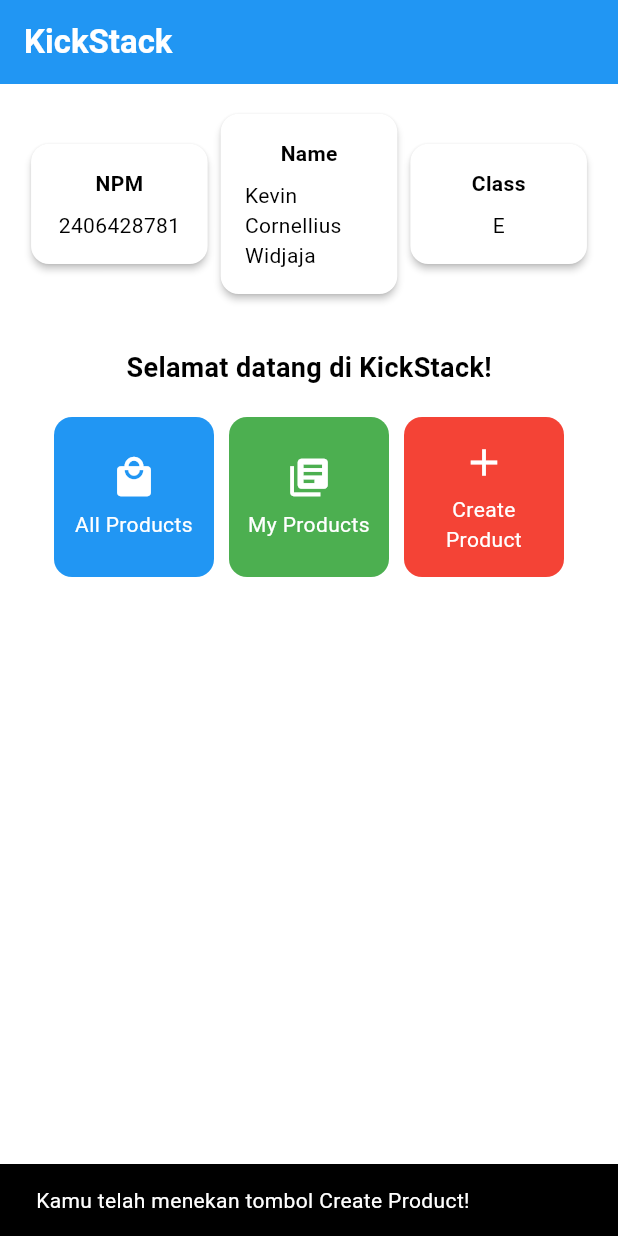
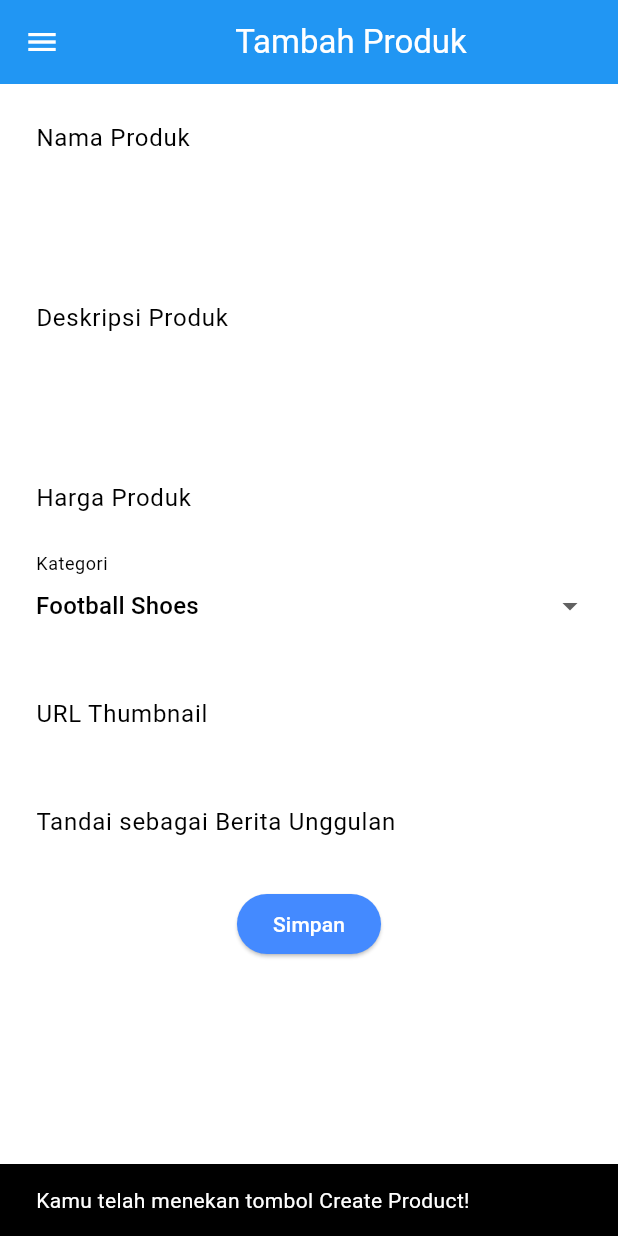
Before and after one commit to kevincornellius/kick-stack-mobile, a Flutter app: the screen it shows after launch, after a tap on "Create Product", on a phone screen of 412 x 824 dp. Run offline on Flutter 3.47's test engine with Material 3 defaults, Android fonts, the phone set to English and light mode, and no system bars.

Commit message:
feat: implement product form and navigation in the app

```diff
--- a/lib/main.dart
+++ b/lib/main.dart
@@ -1,5 +1,5 @@
 import 'package:flutter/material.dart';
-import 'package:kick_stack/menu.dart';
+import 'package:kick_stack/screens/menu.dart';
 
 void main() {
   runApp(const MyApp());
@@ -31,7 +31,7 @@
         // tested with just a hot reload.
         colorScheme: ColorScheme.fromSwatch(
           primarySwatch: Colors.blue,
-        ).copyWith(secondary: Colors.blueAccent[400]),
+        ).copyWith(secondary: Colors.blueAccent),
       ),
       home: MyHomePage(),
     );
--- /dev/null
+++ b/lib/screens/addproduct_form.dart
@@ -0,0 +1,270 @@
+import 'package:flutter/material.dart';
+import 'package:kick_stack/widgets/left_drawer.dart';
+
+class ProductFormPage extends StatefulWidget {
+  const ProductFormPage({super.key});
+
+  @override
+  State<ProductFormPage> createState() => _ProductFormPageState();
+}
+
+class _ProductFormPageState extends State<ProductFormPage> {
+  final _formKey = GlobalKey<FormState>();
+  String _name = "";
+  int _price = 0;
+  String _description = "";
+  String _category = "Football Shoes";
+  String _thumbnail = "";
+  bool _isFeatured = false; // default
+
+  final List<String> _categories = [
+    "Football Shoes",
+    "Jerseys & Kits",
+    "Footballs",
+    "Goalkeeper Gloves",
+    "Accessories",
+    "Training Equipment",
+  ];
+
+  @override
+  Widget build(BuildContext context) {
+    return Scaffold(
+      appBar: AppBar(
+        title: const Center(child: Text('Tambah Produk')),
+        backgroundColor: Theme.of(context).colorScheme.primary,
+        foregroundColor: Colors.white,
+      ),
+      drawer: LeftDrawer(),
+      body: Form(
+        key: _formKey,
+        child: SingleChildScrollView(
+          child: Column(
+            crossAxisAlignment: CrossAxisAlignment.start,
+            children: [
+              // === Title ===
+              Padding(
+                padding: const EdgeInsets.all(8.0),
+                child: TextFormField(
+                  decoration: InputDecoration(
+                    hintText: "Nama Produk",
+                    labelText: "Nama Produk",
+                    border: OutlineInputBorder(
+                      borderRadius: BorderRadius.circular(5.0),
+                    ),
+                  ),
+                  onChanged: (String? value) {
+                    setState(() {
+                      _name = value!;
+                    });
+                  },
+                  validator: (String? value) {
+                    if (value == null || value.isEmpty) {
+                      return "Nama produk tidak boleh kosong!";
+                    }
+                    return null;
+                  },
+                ),
+              ),
+              // === Content ===
+              Padding(
+                padding: const EdgeInsets.all(8.0),
+                child: TextFormField(
+                  maxLines: 5,
+                  decoration: InputDecoration(
+                    hintText: "Deskripsi Produk",
+                    labelText: "Deskripsi Produk",
+                    border: OutlineInputBorder(
+                      borderRadius: BorderRadius.circular(5.0),
+                    ),
+                  ),
+                  onChanged: (String? value) {
+                    setState(() {
+                      _description = value!;
+                    });
+                  },
+                  validator: (String? value) {
+                    if (value == null || value.isEmpty) {
+                      return "Deskripsi produk tidak boleh kosong!";
+                    }
+                    if (value.length < 10) {
+                      return "Deskripsi minimal 10 karakter!";
+                    }
+                    return null;
+                  },
+                ),
+              ),
+
+              // === Price ===
+              Padding(
+                padding: const EdgeInsets.all(8.0),
+                child: TextFormField(
+                  decoration: InputDecoration(
+                    hintText: "Harga Produk",
+                    labelText: "Harga Produk",
+                    border: OutlineInputBorder(
+                      borderRadius: BorderRadius.circular(5.0),
+                    ),
+                  ),
+                  keyboardType: TextInputType.number,
+                  onChanged: (String? value) {
+                    setState(() {
+                      _price = int.tryParse(value!) ?? 0;
+                    });
+                  },
+                  validator: (String? value) {
+                    if (value == null || value.isEmpty) {
+                      return "Harga tidak boleh kosong!";
+                    }
+                    if (int.tryParse(value) == null) {
+                      return "Harga harus berupa angka!";
+                    }
+                    if (int.parse(value) <= 0) {
+                      return "Harga harus lebih dari 0!";
+                    }
+                    return null;
+                  },
+                ),
+              ),
+
+              // === Category ===
+              Padding(
+                padding: const EdgeInsets.all(8.0),
+                child: DropdownButtonFormField<String>(
+                  decoration: InputDecoration(
+                    labelText: "Kategori",
+                    border: OutlineInputBorder(
+                      borderRadius: BorderRadius.circular(5.0),
+                    ),
+                  ),
+                  value: _category,
+                  items: _categories
+                      .map(
+                        (cat) => DropdownMenuItem(
+                          value: cat,
+                          child: Text(cat[0].toUpperCase() + cat.substring(1)),
+                        ),
+                      )
+                      .toList(),
+                  onChanged: (String? newValue) {
+                    setState(() {
+                      _category = newValue!;
+                    });
+                  },
+                ),
+              ),
+
+              // === Thumbnail URL ===
+              Padding(
+                padding: const EdgeInsets.all(8.0),
+                child: TextFormField(
+                  decoration: InputDecoration(
+                    hintText: "URL Thumbnail (opsional)",
+                    labelText: "URL Thumbnail",
+                    border: OutlineInputBorder(
+                      borderRadius: BorderRadius.circular(5.0),
+                    ),
+                  ),
+                  onChanged: (String? value) {
+                    setState(() {
+                      _thumbnail = value!;
+                    });
+                  },
+                  validator: (String? value) {
+                    if (value != null && value.isNotEmpty) {
+                      // Validasi URL jika diisi
+                      if (!Uri.tryParse(value)!.hasAbsolutePath) {
+                        return "URL tidak valid!";
+                      }
+                      if (!value.startsWith('http://') &&
+                          !value.startsWith('https://')) {
+                        return "URL harus dimulai dengan http:// atau https://";
+                      }
+                    }
+                    return null;
+                  },
+                ),
+              ),
+
+              // === Is Featured ===
+              Padding(
+                padding: const EdgeInsets.all(8.0),
+                child: SwitchListTile(
+                  title: const Text("Tandai sebagai Berita Unggulan"),
+                  value: _isFeatured,
+                  onChanged: (bool value) {
+                    setState(() {
+                      _isFeatured = value;
+                    });
+                  },
+                ),
+              ),
+              // === Tombol Simpan ===
+              Align(
+                alignment: Alignment.bottomCenter,
+                child: Padding(
+                  padding: const EdgeInsets.all(8.0),
+                  child: ElevatedButton(
+                    style: ButtonStyle(
+                      backgroundColor: MaterialStateProperty.all(
+                        Theme.of(context).colorScheme.secondary,
+                      ),
+                    ),
+                    onPressed: () {
+                      if (_formKey.currentState!.validate()) {
+                        showDialog(
+                          context: context,
+                          builder: (context) {
+                            return AlertDialog(
+                              title: const Text('Produk berhasil disimpan!'),
+                              content: SingleChildScrollView(
+                                child: Column(
+                                  crossAxisAlignment: CrossAxisAlignment.start,
+                                  children: [
+                                    Text('Nama: $_name'),
+                                    Text('Harga: Rp $_price'),
+                                    Text('Deskripsi: $_description'),
+                                    Text('Kategori: $_category'),
+                                    if (_thumbnail.isNotEmpty)
+                                      Text('Thumbnail: $_thumbnail'),
+                                    Text(
+                                      'Unggulan: ${_isFeatured ? "Ya" : "Tidak"}',
+                                    ),
+                                  ],
+                                ),
+                              ),
+                              actions: [
+                                TextButton(
+                                  child: const Text('OK'),
+                                  onPressed: () {
+                                    Navigator.pop(context);
+                                    _formKey.currentState!.reset();
+                                    setState(() {
+                                      _name = "";
+                                      _price = 0;
+                                      _description = "";
+                                      _category = "Football Shoes";
+                                      _thumbnail = "";
+                                      _isFeatured = false;
+                                    });
+                                  },
+                                ),
+                              ],
+                            );
+                          },
+                        );
+                      }
+                    },
+                    child: const Text(
+                      "Simpan",
+                      style: TextStyle(color: Colors.white),
+                    ),
+                  ),
+                ),
+              ),
+            ],
+          ),
+        ),
+      ),
+    );
+  }
+}
--- a/lib/menu.dart
+++ b/lib/screens/menu.dart
@@ -1,4 +1,6 @@
 import 'package:flutter/material.dart';
+import 'package:kick_stack/widgets/left_drawer.dart';
+import 'package:kick_stack/screens/addproduct_form.dart';
 
 class MyHomePage extends StatelessWidget {
   MyHomePage({super.key});
@@ -23,9 +25,11 @@
           'KickStack',
           style: TextStyle(color: Colors.white, fontWeight: FontWeight.bold),
         ),
+
         // Warna latar belakang AppBar diambil dari skema warna tema aplikasi.
         backgroundColor: Theme.of(context).colorScheme.primary,
       ),
+      drawer: LeftDrawer(),
       // Body halaman dengan padding di sekelilingnya.
       body: Padding(
         padding: const EdgeInsets.all(16.0),
@@ -154,6 +158,14 @@
                 content: Text("Kamu telah menekan tombol ${item.name}!"),
               ),
             );
+
+          // Navigasi ke halaman ProductFormPage jika tombol Create Product ditekan
+          if (item.name == "Create Product") {
+            Navigator.push(
+              context,
+              MaterialPageRoute(builder: (context) => const ProductFormPage()),
+            );
+          }
         },
         // Container untuk menyimpan Icon dan Text
         child: Container(
--- /dev/null
+++ b/lib/widgets/left_drawer.dart
@@ -0,0 +1,65 @@
+import 'package:flutter/material.dart';
+import 'package:kick_stack/screens/menu.dart';
+import 'package:kick_stack/screens/addproduct_form.dart';
+
+class LeftDrawer extends StatelessWidget {
+  const LeftDrawer({super.key});
+
+  @override
+  Widget build(BuildContext context) {
+    return Drawer(
+      child: ListView(
+        children: [
+          DrawerHeader(
+            decoration: BoxDecoration(
+              color: Theme.of(context).colorScheme.primary,
+            ),
+            child: Column(
+              children: [
+                Text(
+                  'KickStack',
+                  textAlign: TextAlign.center,
+                  style: TextStyle(
+                    fontSize: 30,
+                    fontWeight: FontWeight.bold,
+                    color: Colors.white,
+                  ),
+                ),
+                Padding(padding: EdgeInsets.all(10)),
+                Text(
+                  "Start Stacking",
+                  textAlign: TextAlign.center,
+                  style: TextStyle(
+                    fontSize: 15,
+                    color: Colors.white,
+                    fontWeight: FontWeight.normal,
+                  ),
+                ),
+              ],
+            ),
+          ),
+          ListTile(
+            leading: const Icon(Icons.home_outlined),
+            title: const Text('Halaman Utama'),
+            onTap: () {
+              Navigator.push(
+                context,
+                MaterialPageRoute(builder: (context) => MyHomePage()),
+              );
+            },
+          ),
+          ListTile(
+            leading: const Icon(Icons.post_add),
+            title: const Text('Tambah Produk'),
+            onTap: () {
+              Navigator.push(
+                context,
+                MaterialPageRoute(builder: (context) => ProductFormPage()),
+              );
+            },
+          ),
+        ],
+      ),
+    );
+  }
+}
```
Also changed, not shown: 1 other file.
